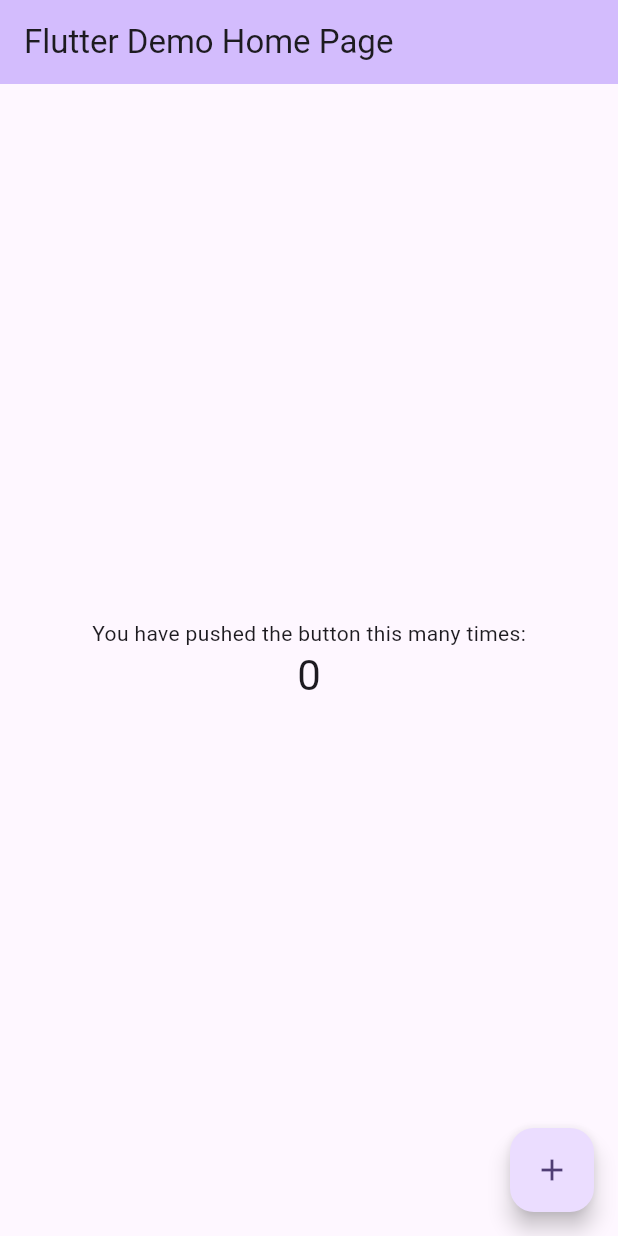
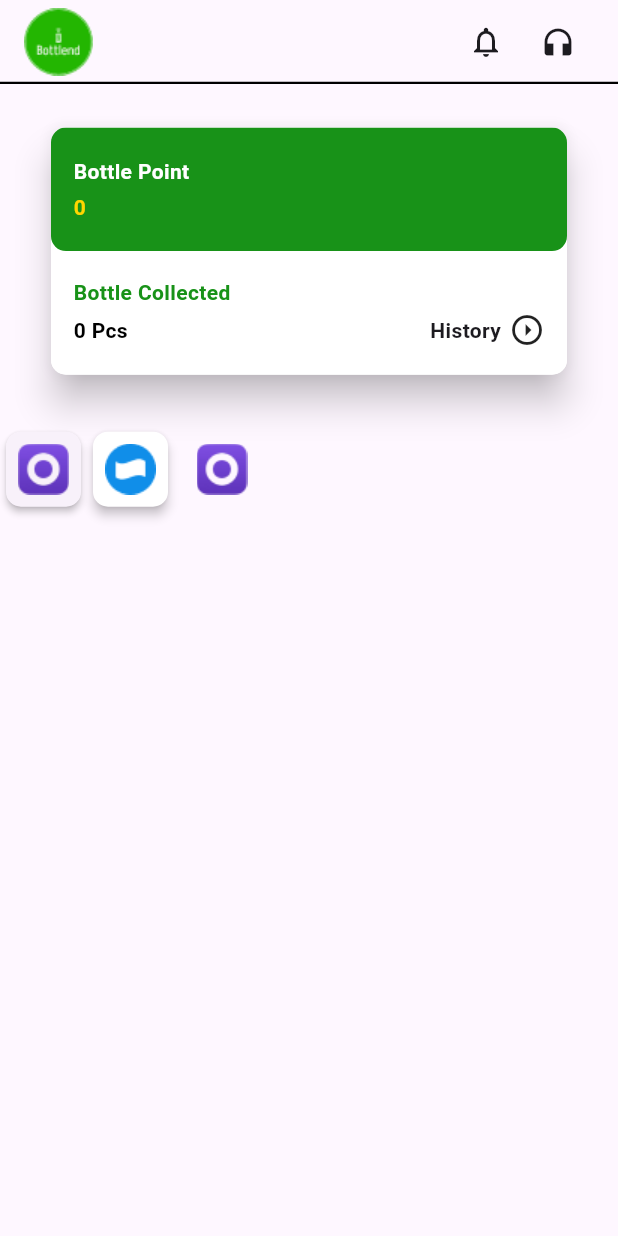
Before and after one commit to IMT-UC-Makassar/Bottlend, a Flutter app: the screen it shows after launch, on a phone screen of 412 x 824 dp. Run offline on Flutter 3.47's test engine with Material 3 defaults, Android fonts, the light colour scheme and no system bars.

Commit message:
homepage detail user

```diff
--- a/lib/main.dart
+++ b/lib/main.dart
@@ -1,3 +1,4 @@
+import 'package:bottlend_apps/pages/homepage.dart';
 import 'package:flutter/material.dart';
 
 void main() {
@@ -12,6 +13,7 @@ class MyApp extends StatelessWidget {
   Widget build(BuildContext context) {
     return MaterialApp(
       title: 'Flutter Demo',
+      debugShowCheckedModeBanner: false,
       theme: ThemeData(
         // This is the theme of your application.
         //
@@ -31,7 +33,7 @@ class MyApp extends StatelessWidget {
         colorScheme: ColorScheme.fromSeed(seedColor: Colors.deepPurple),
         useMaterial3: true,
       ),
-      home: const MyHomePage(title: 'Flutter Demo Home Page'),
+      home: HomePage(),
     );
   }
 }
--- /dev/null
+++ b/lib/models/category.dart
@@ -0,0 +1,17 @@
+class Category {
+  final String title;
+  final String image;
+
+  Category({required this.title, required this.image});
+}
+
+final List<Category> categories = [
+  Category(title: "Ovo", image: 'lib/assets/ovo.png'),
+  Category(title: "Dana", image: 'lib/assets/dana.png'),
+  Category(title: "GoPay", image: 'lib/assets/gopay.png'),
+  Category(title: "ShopeePay", image: 'lib/assets/shopeepay.png'),
+  Category(title: "Telkomsel", image: 'lib/assets/telkomsel.png'),
+  Category(title: "Tri", image: 'lib/assets/tri.png'),
+  Category(title: "Indosat", image: 'lib/assets/indosat.png'),
+  Category(title: "More", image: 'lib/assets/more.png')
+];
--- /dev/null
+++ b/lib/pages/homepage.dart
@@ -0,0 +1,173 @@
+import 'dart:math' as math;
+
+import 'package:flutter/material.dart';
+
+class HomePage extends StatefulWidget {
+  @override
+  _HomePageState createState() => _HomePageState();
+}
+
+class _HomePageState extends State<HomePage> {
+  int bottlePoint = 0;
+  int bottleCollected = 0;
+
+  @override
+  Widget build(BuildContext context) {
+    return Scaffold(
+      appBar: AppBar(
+          shape: Border(bottom: BorderSide(color: Colors.black, width: 1.5)),
+          title: Row(
+            children: <Widget>[
+              Image.asset('lib/assets/logo.png'),
+              Row(
+                children: [
+                  Container(
+                    child: IconButton(
+                        onPressed: () {},
+                        icon: Icon(Icons.notifications_outlined)),
+                  ),
+                  Container(
+                    child: IconButton(
+                        onPressed: () {}, icon: Icon(Icons.headphones)),
+                  ),
+                ],
+              )
+            ],
+            mainAxisAlignment: MainAxisAlignment.spaceBetween,
+          )),
+      body: Center(
+        child: Column(
+          mainAxisAlignment: MainAxisAlignment.start,
+          children: <Widget>[
+            SizedBox(height: 20),
+            Padding(
+              padding: const EdgeInsets.only(top: 5, left: 30, right: 30),
+              child: Card(
+                  color: Colors.white,
+                  elevation: 10,
+                  shape: RoundedRectangleBorder(
+                      borderRadius: BorderRadius.circular(10)),
+                  child: Column(
+                    crossAxisAlignment: CrossAxisAlignment.stretch,
+                    children: [
+                      ClipRRect(
+                          borderRadius: BorderRadius.circular(10),
+                          child: Container(
+                            color: Color.fromRGBO(24, 146, 24, 1),
+                            height: MediaQuery.sizeOf(context).height * 0.1,
+                            child: Padding(
+                              padding: const EdgeInsets.all(15.0),
+                              child: Column(
+                                crossAxisAlignment: CrossAxisAlignment.start,
+                                mainAxisAlignment:
+                                    MainAxisAlignment.spaceEvenly,
+                                children: [
+                                  Text(
+                                    'Bottle Point',
+                                    style: TextStyle(
+                                      color: Colors.white,
+                                      fontWeight: FontWeight.bold,
+                                    ),
+                                  ),
+                                  Text(
+                                    bottlePoint.toString(),
+                                    style: TextStyle(
+                                      color: Color.fromRGBO(255, 214, 0, 1),
+                                      fontWeight: FontWeight.bold,
+                                    ),
+                                  ),
+                                ],
+                              ),
+                            ),
+                          )),
+                      ClipRRect(
+                          borderRadius: BorderRadius.only(
+                              bottomLeft: Radius.circular(10),
+                              bottomRight: Radius.circular(10)),
+                          child: Container(
+                            color: Colors.white,
+                            height: MediaQuery.sizeOf(context).height * 0.1,
+                            child: Padding(
+                              padding: const EdgeInsets.all(15.0),
+                              child: Column(
+                                crossAxisAlignment: CrossAxisAlignment.start,
+                                mainAxisAlignment:
+                                    MainAxisAlignment.spaceEvenly,
+                                children: [
+                                  Text(
+                                    'Bottle Collected',
+                                    style: TextStyle(
+                                      color: Color.fromRGBO(24, 146, 24, 1),
+                                      fontWeight: FontWeight.bold,
+                                    ),
+                                  ),
+                                  Row(
+                                    mainAxisAlignment:
+                                        MainAxisAlignment.spaceBetween,
+                                    children: [
+                                      Text(
+                                        '$bottleCollected Pcs',
+                                        style: TextStyle(
+                                          color: Colors.black,
+                                          fontWeight: FontWeight.bold,
+                                        ),
+                                      ),
+                                      Row(children: [
+                                        Text('History',
+                                            style: TextStyle(
+                                                fontWeight: FontWeight.bold)),
+                                        SizedBox(width: 5),
+                                        Transform.rotate(
+                                          angle: 45 * math.pi / 6,
+                                          child: Icon(Icons
+                                              .arrow_drop_down_circle_outlined),
+                                        ),
+                                      ])
+                                    ],
+                                  )
+                                ],
+                              ),
+                            ),
+                          ))
+                    ],
+                  )),
+            ),
+            SizedBox(height: 30),
+            Container(
+              child: Column(
+                children: [
+                  Row(
+                    children: [
+                      Card(
+                        elevation: 2,
+                        shape: RoundedRectangleBorder(
+                            borderRadius: BorderRadius.circular(10)),
+                        child: Container(
+                            width: 50,
+                            height: 50,
+                            child: Image.asset('lib/assets/ovo.png')),
+                      ),
+                      Card(
+                        color: Colors.white,
+                        elevation: 3,
+                        shape: RoundedRectangleBorder(
+                            borderRadius: BorderRadius.circular(10)),
+                        child: Container(
+                            width: 50,
+                            height: 50,
+                            child: Image.asset('lib/assets/dana.png')),
+                      ),
+                      TextButton(
+                          onPressed: () {},
+                          child: Image.asset('lib/assets/ovo.png')),
+                    ],
+                  )
+                ],
+              ),
+            )
+          ],
+        ),
+      ),
+    );
+  }
+}
--- a/pubspec.yaml
+++ b/pubspec.yaml
@@ -29,13 +29,13 @@ environment:
 # versions available, run `flutter pub outdated`.
 dependencies:
   flutter:
+
     sdk: flutter
 
 
   # The following adds the Cupertino Icons font to your application.
   # Use with the CupertinoIcons class for iOS style icons.
   cupertino_icons: ^1.0.2
-
 dev_dependencies:
   flutter_test:
     sdk: flutter
@@ -57,6 +57,8 @@ flutter:
   # included with your application, so that you can use the icons in
   # the material Icons class.
   uses-material-design: true
+  assets:
+      - lib/assets/
 
   # To add assets to your application, add an assets section, like this:
   # assets:
```
Also changed, not shown: lib/assets/dana.png (added), lib/assets/gopay.png (added), lib/assets/indosat.png (added), lib/assets/logo.png (added), lib/assets/more.png (added), lib/assets/ovo.png (added), lib/assets/shopeepay.png (added), lib/assets/telkomsel.png (added), lib/assets/tri.png (added).
